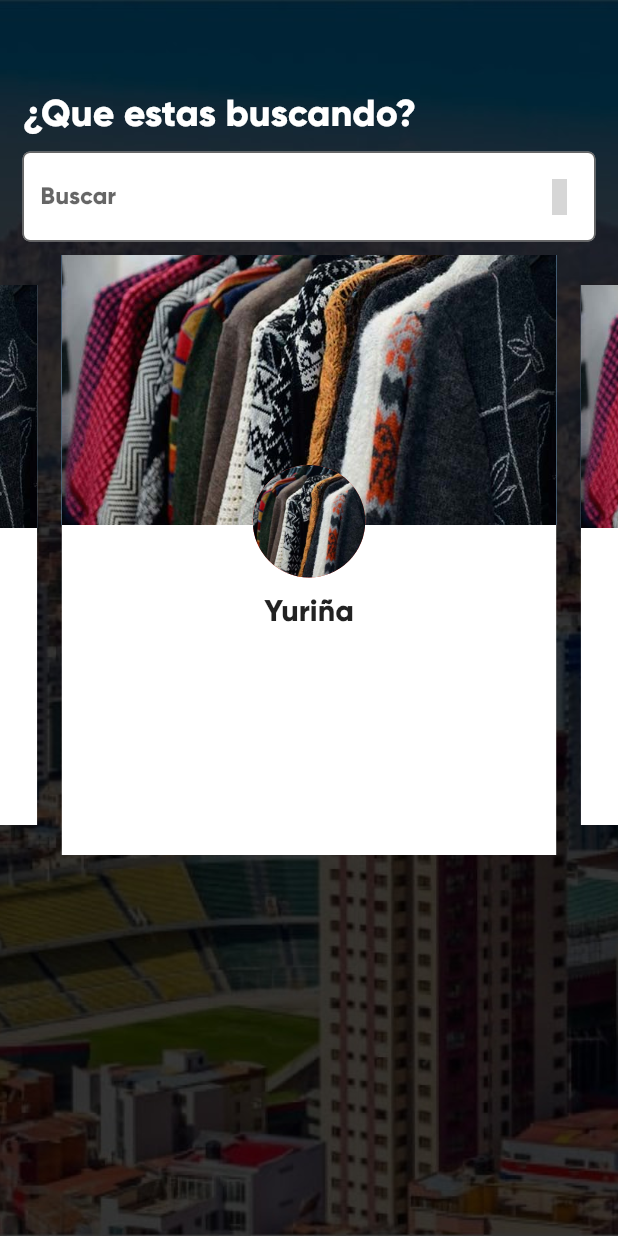
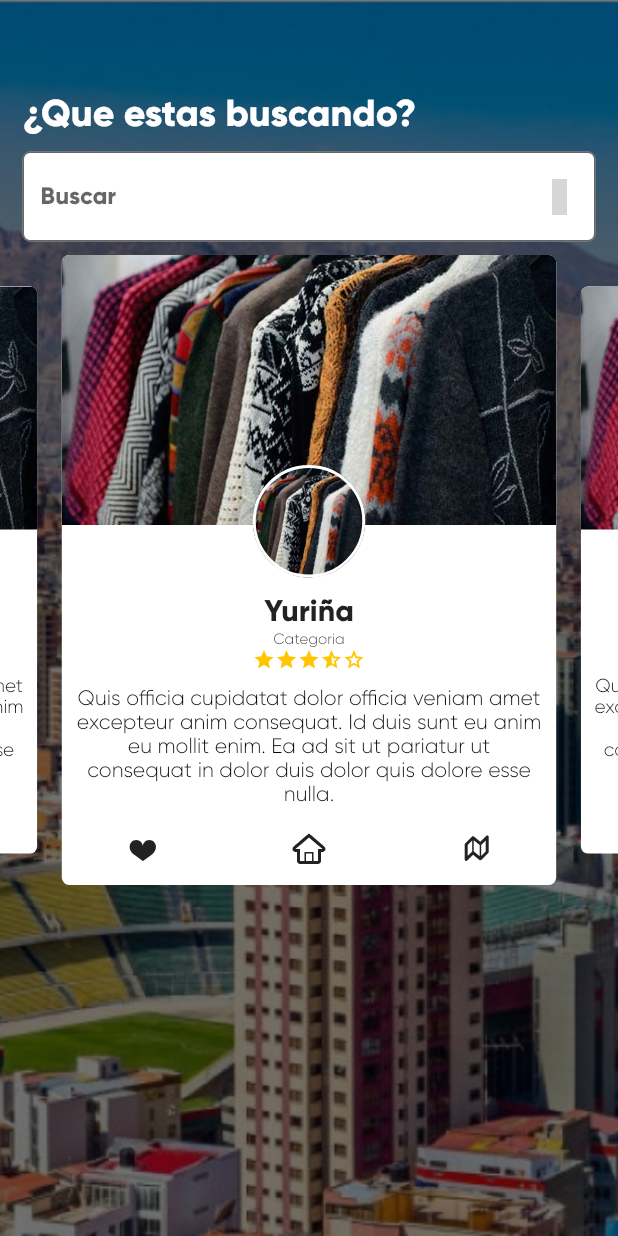
Before and after one commit to DarkAstaroth/pymbo, a Flutter app: the SearchScreen screen opened directly, on a phone screen of 412 x 824 dp. Run offline on Flutter 3.47's test engine with Material 2 defaults, Android fonts, the phone set to English and light mode, and no system bars; drawn by our look-alikes of smooth_star_rating; our stand-ins replace bloc, circular_profile_avatar, equatable, firebase_auth, flutter_bloc, flutter_swiper and 6 more; missing offline and left inert: admob_flutter, flutter_auth_buttons, flutter_page_indicator; accounts and stored records are empty; grey boxes are pictures that could not be loaded.

Commit message:
se termino el diseño estatico de la pagina de busqueda

```diff
--- /dev/null
+++ b/lib/src/ui/search/card_search.dart
@@ -0,0 +1,137 @@
+import 'package:flutter/material.dart';
+import 'package:flutter_page_indicator/flutter_page_indicator.dart';
+import 'package:flutter_swiper/flutter_swiper.dart';
+import 'package:fluttericon/typicons_icons.dart';
+import 'package:smooth_star_rating/smooth_star_rating.dart';
+
+class CardSearch extends StatefulWidget {
+  CardSearch({Key key}) : super(key: key);
+
+  @override
+  _CardSearchState createState() => _CardSearchState();
+}
+
+class _CardSearchState extends State<CardSearch> {
+  @override
+  Widget build(BuildContext context) {
+    return Swiper(
+      itemBuilder: (BuildContext context, int index) {
+        return Container(
+          decoration: BoxDecoration(
+              color: Colors.white, borderRadius: BorderRadius.circular(5)),
+          child: Column(
+            children: [
+              Stack(
+                children: [
+                  Container(
+                    width: double.infinity,
+                    height: 180,
+                    decoration: BoxDecoration(
+                        //color: Colors.blue,
+                        borderRadius: BorderRadius.only(
+                            topLeft: Radius.circular(5),
+                            topRight: Radius.circular(5)),
+                        image: DecorationImage(
+                            fit: BoxFit.cover,
+                            image: AssetImage("assets/img/yuriña1.jpg"))),
+                  ),
+                  Align(
+                    alignment: Alignment.center,
+                    child: Container(
+                      alignment: Alignment.center,
+                      margin: EdgeInsets.only(top: 140),
+                      height: 75,
+                      width: 75,
+                      decoration: BoxDecoration(
+
+                          //borderRadius: BorderRadius.circular(5),
+                          image: DecorationImage(
+                              image: AssetImage("assets/img/yuriña2.jpg")),
+                          border: Border.all(color: Colors.white, width: 2),
+                          shape: BoxShape.circle),
+                    ),
+                  )
+                ],
+              ),
+              SizedBox(
+                height: 10,
+              ),
+              Expanded(
+                  child: Column(
+                children: [
+                  Text(
+                    "Yuriña",
+                    style: TextStyle(fontFamily: 'GilroyB', fontSize: 20),
+                  ),
+                  Align(
+                    alignment: Alignment.bottomCenter,
+                    child: Text(
+                      "Categoria",
+                      style: TextStyle(fontFamily: 'GilroyL', fontSize: 10),
+                    ),
+                  ),
+                  starsCards(),
+                  Expanded(
+                      child: Container(
+                    //color: Colors.green,
+                    child: Column(
+                      mainAxisAlignment: MainAxisAlignment.spaceBetween,
+                      children: [
+                        Padding(
+                            padding:
+                                EdgeInsets.only(top: 10, left: 10, right: 10),
+                            child: RichText(
+                                textAlign: TextAlign.center,
+                                text: TextSpan(
+                                    style: TextStyle(
+                                        fontFamily: 'GilroyL',
+                                        color: Colors.black),
+                                    text:
+                                        "Quis officia cupidatat dolor officia veniam amet excepteur anim consequat. Id duis sunt eu anim eu mollit enim. Ea ad sit ut pariatur ut consequat in dolor duis dolor quis dolore esse nulla."))),
+                        Padding(
+                          padding: EdgeInsets.symmetric(horizontal: 30),
+                          child: Row(
+                            mainAxisAlignment: MainAxisAlignment.spaceBetween,
+                            children: [
+                              IconButton(
+                                  icon: Icon(Typicons.heart), onPressed: () {}),
+                              IconButton(
+                                  icon: Icon(Typicons.home_outline),
+                                  onPressed: () {}),
+                              IconButton(
+                                  icon: Icon(Typicons.map), onPressed: () {})
+                            ],
+                          ),
+                        )
+                      ],
+                    ),
+                  ))
+                ],
+              ))
+            ],
+          ),
+        );
+      },
+      indicatorLayout: PageIndicatorLayout.COLOR,
+      itemCount: 10,
+      //pagination: new SwiperPagination(),
+      autoplay: true,
+      loop: true,
+      viewportFraction: 0.8,
+      scale: 0.9,
+    );
+  }
+
+  Widget starsCards() {
+    return Align(
+      alignment: Alignment.center,
+      child: SmoothStarRating(
+        rating: 3.5,
+        isReadOnly: true,
+        size: 15,
+        color: Color(0XFFFFC600),
+        borderColor: Color(0XFFFFC600),
+      ),
+    );
+  }
+}
--- a/lib/src/ui/search/search_screen.dart
+++ b/lib/src/ui/search/search_screen.dart
@@ -2,6 +2,8 @@ import 'package:flutter/material.dart';
 import 'package:flutter_page_indicator/flutter_page_indicator.dart';
 import 'package:flutter_swiper/flutter_swiper.dart';
 import 'package:fluttericon/typicons_icons.dart';
+import 'package:pymbo/src/ui/search/card_search.dart';
+import 'package:smooth_star_rating/smooth_star_rating.dart';
 
 class SearchScreen extends StatefulWidget {
   @override
@@ -24,9 +26,7 @@ class _SearchScreenState extends State<SearchScreen> {
               child: Stack(
                 children: [
                   Column(
-                    children: [
-                      headerSearch(),
-                      swiperCards()],
+                    children: [headerSearch(), swiperCards()],
                   ),
                 ],
               ),
@@ -79,73 +79,12 @@ class _SearchScreenState extends State<SearchScreen> {
       children: [
         Container(
           width: double.infinity,
-          height: 400,
+          height: 420,
           //color: Colors.white,
-          child: cardsSearch(),
+          child: CardSearch(),
         )
       ],
     ));
   }
 
-  Widget cardsSearch() {
-    return Swiper(
-      itemBuilder: (BuildContext context, int index) {
-        return Container(
-          color: Colors.white,
-          child: Column(
-            children: [
-              Stack(
-                children: [
-                  Container(
-                    width: double.infinity,
-                    height: 180,
-                    decoration: BoxDecoration(
-                        color: Colors.blue,
-                        image: DecorationImage(
-                            fit: BoxFit.cover,
-                            image: AssetImage("assets/img/yuriña1.jpg"))),
-                  ),
-                  Align(
-                    alignment: Alignment.center,
-                    child: Container(
-                      alignment: Alignment.center,
-                      margin: EdgeInsets.only(top: 140),
-                      height: 75,
-                      width: 75,
-                      decoration: BoxDecoration(
-                          image: DecorationImage(
-                              image: AssetImage("assets/img/yuriña2.jpg")),
-                          color: Colors.red,
-                          shape: BoxShape.circle),
-                    ),
-                  )
-                ],
-              ),
-              SizedBox(
-                height: 10,
-              ),
-              Column(
-                children: [
-                  Text(
-                    "Yuriña",
-                    style: TextStyle(
-                      fontFamily: 'GilroyB',
-                      fontSize: 20
-                    ),
-                    )
-                ],
-              )
-            ],
-          ),
-        );
-      },
-      indicatorLayout: PageIndicatorLayout.COLOR,
-      itemCount: 10,
-      //pagination: new SwiperPagination(),
-      autoplay: true,
-      loop: true,
-      viewportFraction: 0.8,
-      scale: 0.9,
-    );
-  }
 }
--- a/pubspec.yaml
+++ b/pubspec.yaml
@@ -42,6 +42,7 @@ dependencies:
   fluttericon: ^1.0.7
   circular_profile_avatar: ^1.0.6
   settings_ui: ^0.4.0
+  smooth_star_rating: ^1.1.1
 
 dev_dependencies:
   flutter_test:
```
Also changed, not shown: assets/img/search-image-app.jpg, pubspec.lock.
